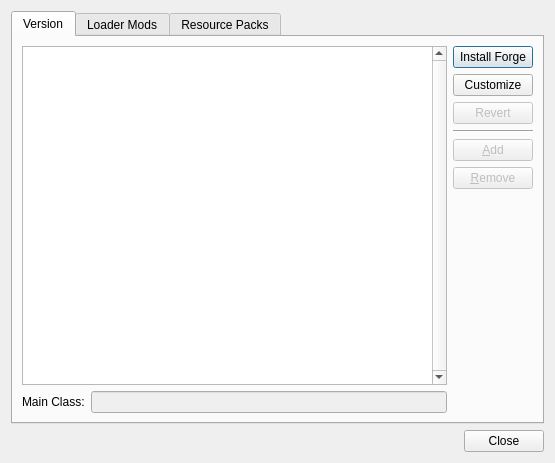
Qt form gui/dialogs/OneSixModEditDialog.ui (FreesmTeam/FreesmLauncher) before a commit.
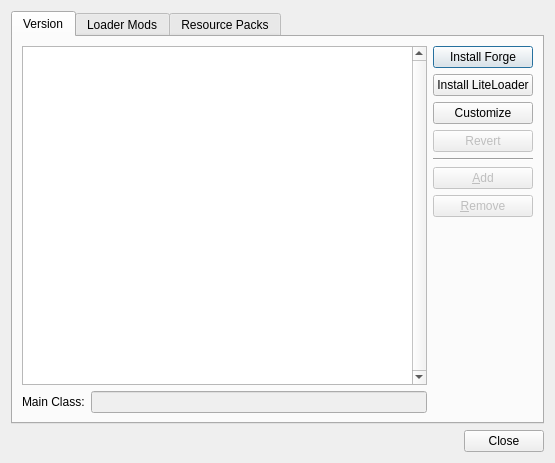
The same form after that commit. The open tabs and pages were chosen to show the change. Custom widgets are drawn as their Qt base class.

Commit message: LiteLoader support

Patch:
```diff
--- a/gui/dialogs/OneSixModEditDialog.ui
+++ b/gui/dialogs/OneSixModEditDialog.ui
@@ -77,6 +77,13 @@
            </property>
           </widget>
          </item>
+         <item>
+          <widget class="QPushButton" name="liteloaderBtn">
+           <property name="text">
+            <string>Install LiteLoader</string>
+           </property>
+          </widget>
+         </item>
          <item>
           <widget class="QPushButton" name="customizeBtn">
            <property name="toolTip">
```
The commit also changes 6 other files.
